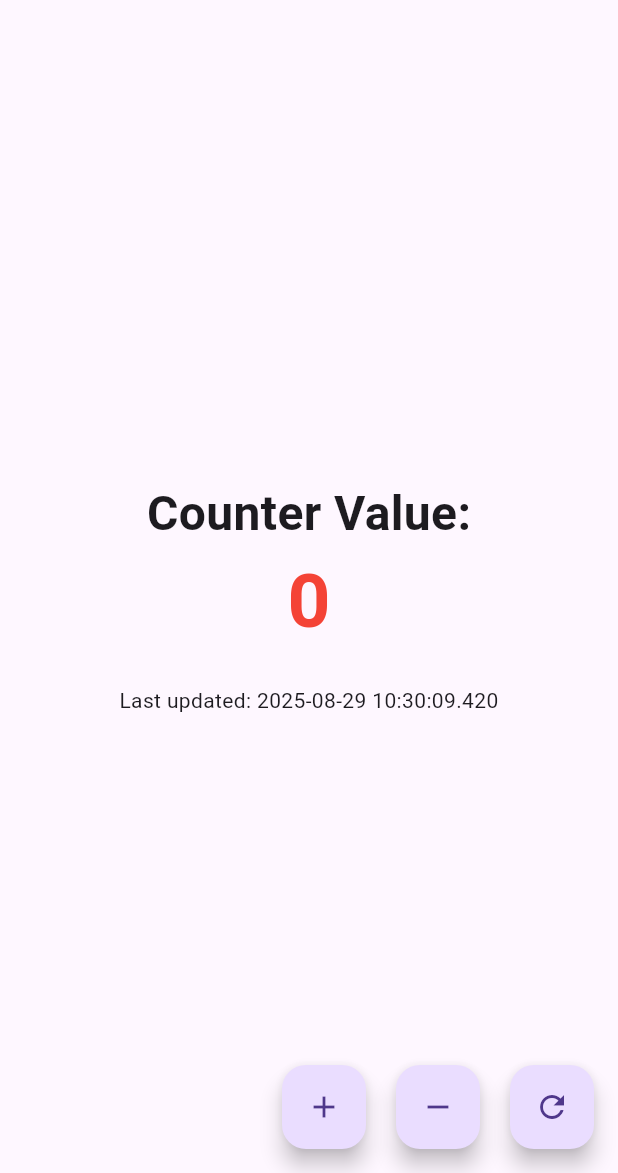
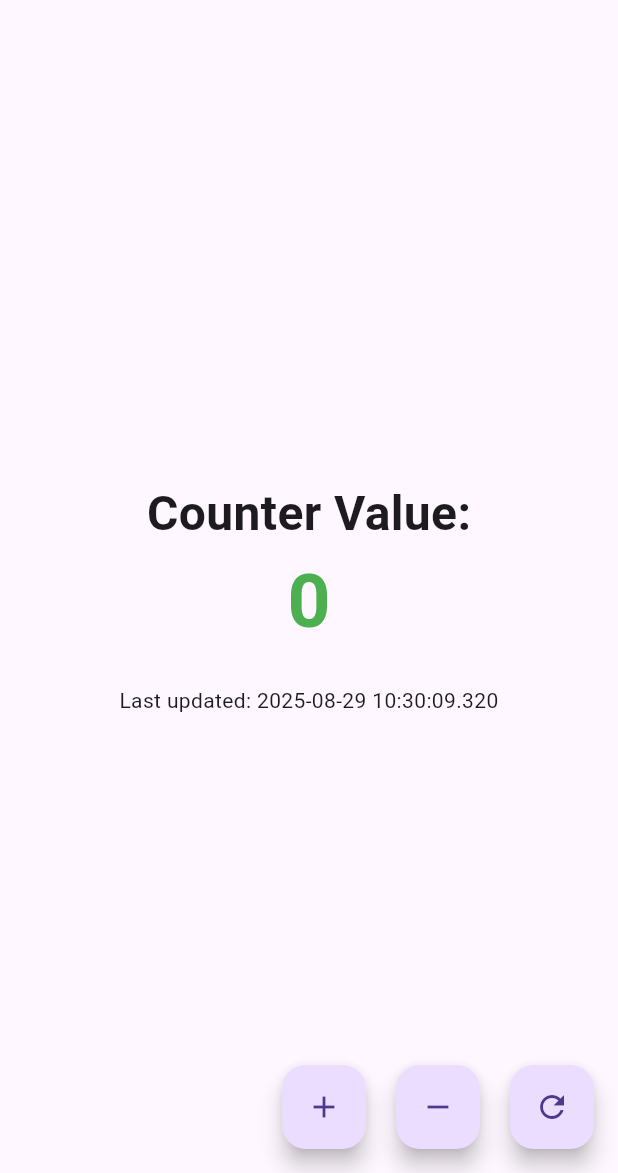
Before and after one commit to WalidAhmed90/Counter-Pro, a Flutter app: the screen it shows after launch, after a tap on the "add" icon, after a tap on the "remove" icon, on a phone screen of 412 x 824 dp, the part 63-1236 px from its top. Run offline on Flutter 3.47's test engine with Material 3 defaults, Android fonts, the phone set to English and light mode, and no system bars; our stand-ins replace hive, hive_flutter; accounts and stored records are empty.

Commit message:
Fix counter issue
Fix counter issue

```diff
--- a/lib/counter_provider.dart
+++ b/lib/counter_provider.dart
@@ -1,47 +1,55 @@
-
-import 'package:flutter/cupertino.dart';
+import 'package:flutter/foundation.dart';
 import 'package:hive/hive.dart';
-import 'package:provider/provider.dart';
 
 import 'counter_model.dart';
 
-class CounterProvider extends ChangeNotifier{
+class CounterProvider extends ChangeNotifier {
+  final Box<CounterModel> _box = Hive.box<CounterModel>('counter_box');
 
-  final _box = Hive.box<CounterModel>('counter_box');
+  CounterModel get counterModel =>
+      _box.get('counter') ??
+          CounterModel(count: 0, lastUpdated: DateTime.now().toLocal().toString());
 
+  void increment() {
+    final current = _box.get('counter') ??
+        CounterModel(count: 0, lastUpdated: DateTime.now().toLocal().toString());
 
-  CounterModel get countryModel =>
-      _box.get('counter') ?? CounterModel(count: 0, lastUpdated: DateTime.now().toLocal().toString());
+    final updated = current.copyWith(
+      count: current.count + 1,
+      lastUpdated: DateTime.now().toLocal().toString(),
+    );
 
-  void increment(){
-    final counter = _box.get('counter');
-    if(counter != null){
-      _box.put('counter', counter.copyWith(count: counter.count + 1, lastUpdated: DateTime.now().toLocal().toString()));
-    }
+    _box.put('counter', updated);
     notifyListeners();
   }
 
-  void decrement(){
-    final counter = _box.get('counter');
-    if(counter != null){
-      if(counter.count == 0){
-        return;
-      }
-      _box.put('counter', counter.copyWith(count: counter.count - 1, lastUpdated: DateTime.now().toLocal().toString()));
-    }
+  void decrement() {
+    final current = _box.get('counter') ??
+        CounterModel(count: 0, lastUpdated: DateTime.now().toLocal().toString());
+
+    if (current.count == 0) return;
+
+    final updated = current.copyWith(
+      count: current.count - 1,
+      lastUpdated: DateTime.now().toLocal().toString(),
+    );
+
+    _box.put('counter', updated);
     notifyListeners();
   }
 
-  void reset(){
-    _box.put('counter', CounterModel(count: 0, lastUpdated: DateTime.now().toLocal().toString()));
+  void reset() {
+    final updated =
+    CounterModel(count: 0, lastUpdated: DateTime.now().toLocal().toString());
+    _box.put('counter', updated);
     notifyListeners();
   }
 
-  bool isEven(){
+  bool isEven() {
     final counter = _box.get('counter');
-    if(counter != null){
+    if (counter != null) {
       return counter.count % 2 == 0;
     }
-    return false;
+    return true; // default case: treat 0 as even
   }
 }
--- a/lib/main.dart
+++ b/lib/main.dart
@@ -57,13 +57,13 @@ class CounterScreen extends StatelessWidget{
                   fontWeight: FontWeight.bold
                 )
             ),
-            Text('${provider.countryModel.count}', style: TextStyle(
+            Text('${provider.counterModel.count}', style: TextStyle(
               fontSize: 50,
               fontWeight: FontWeight.bold,
               color: provider.isEven() ? Colors.green : Colors.red
             ),),
             SizedBox(height: 20),
-            Text('Last updated: ${provider.countryModel.lastUpdated}',
+            Text('Last updated: ${provider.counterModel.lastUpdated}',
             textAlign: TextAlign.center,
             style: TextStyle(
               fontSize: 14
```
